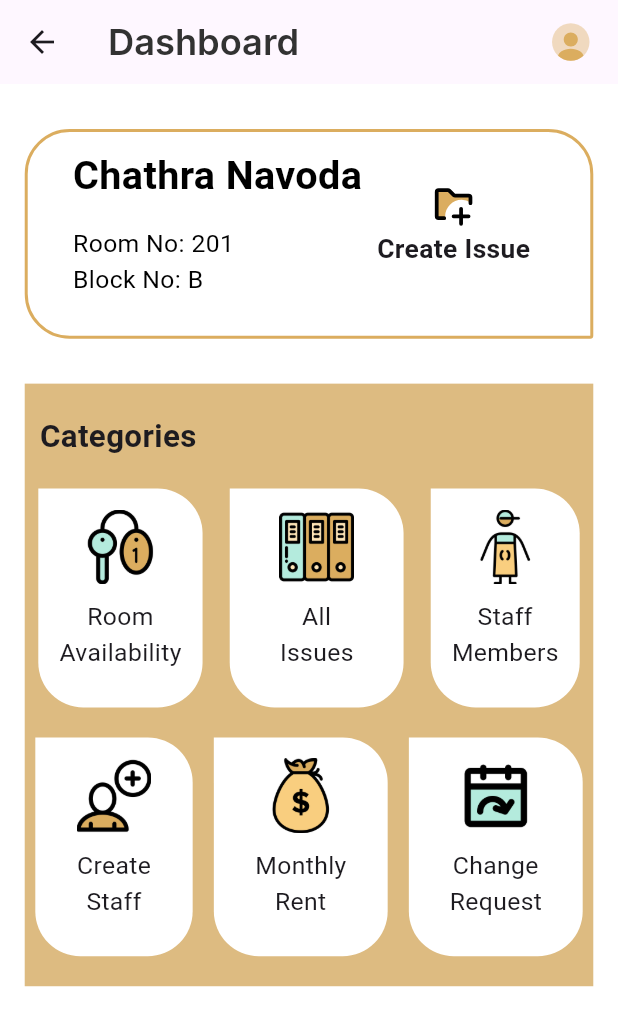
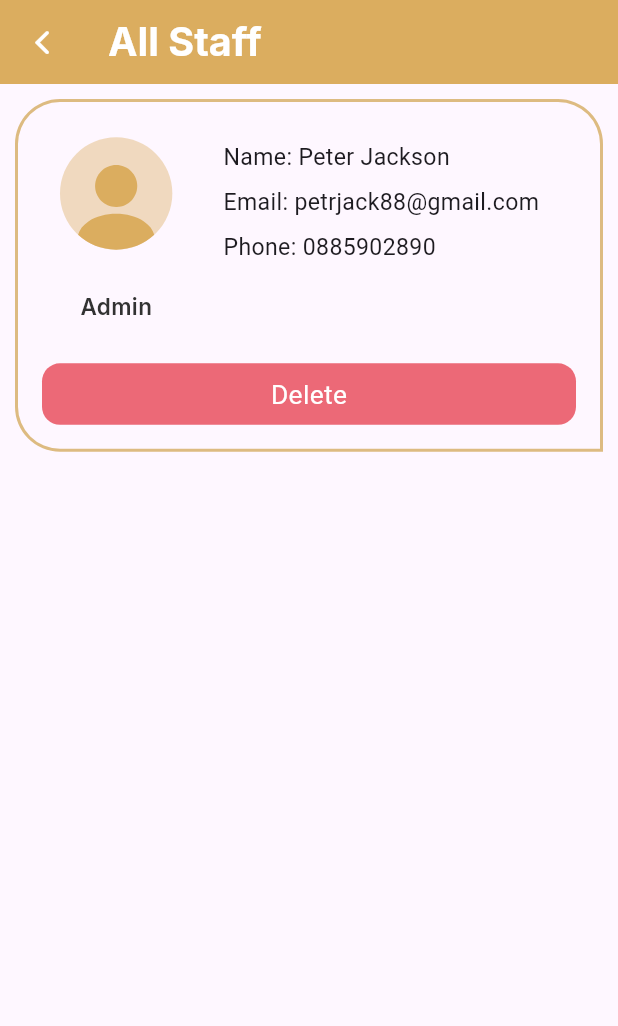
Before and after one commit to ChathraNavoda/LivingEase, a Flutter app: the HomeScreen screen opened directly, after a tap on an icon or button, on a phone screen of 412 x 824 dp. Shown: the top 1026 px of the screen. Run offline on Flutter 3.47's test engine with Material 3 defaults, Android fonts, the phone set to English and light mode, and no system bars; our stand-ins replace flutter_screenutil, flutter_svg, google_fonts.

Commit message:
Create staff member display

```diff
--- a/lib/features/admin/screens/create_staff_screen.dart
+++ b/lib/features/admin/screens/create_staff_screen.dart
@@ -52,8 +52,8 @@ class _CreateStaffScreenState extends State<CreateStaffScreen> {
                 const Center(
                   child: Image(
                     image: AssetImage(AppConstants.createStaff),
-                    height: 60,
-                    width: 60,
+                    height: 90,
+                    width: 90,
                   ),
                 ),
                 heightSpacer(10),
--- /dev/null
+++ b/lib/features/admin/screens/staff_display_screen.dart
@@ -0,0 +1,128 @@
+import 'package:flutter/material.dart';
+import 'package:flutter_screenutil/flutter_screenutil.dart';
+import 'package:flutter_svg/svg.dart';
+import 'package:livingease/common/app_bar.dart';
+import 'package:livingease/common/constant.dart';
+import 'package:livingease/common/spacing.dart';
+import 'package:livingease/theme/colors.dart';
+import 'package:livingease/theme/text_theme.dart';
+
+class StaffDisplayScreen extends StatefulWidget {
+  const StaffDisplayScreen({super.key});
+
+  @override
+  State<StaffDisplayScreen> createState() => _StaffDisplayScreenState();
+}
+
+class _StaffDisplayScreenState extends State<StaffDisplayScreen> {
+  @override
+  Widget build(BuildContext context) {
+    return Scaffold(
+      appBar: buildAppBar(context, "All Staff"),
+      body: Padding(
+        padding: const EdgeInsets.all(10.0),
+        child: GridView.builder(
+            gridDelegate: const SliverGridDelegateWithFixedCrossAxisCount(
+              crossAxisCount: 1,
+              childAspectRatio: 2 / 1.2,
+              crossAxisSpacing: 16.0,
+              mainAxisSpacing: 16,
+            ),
+            itemCount: 1,
+            itemBuilder: (context, index) {
+              return Container(
+                padding: const EdgeInsets.all(16),
+                decoration: const ShapeDecoration(
+                  shape: RoundedRectangleBorder(
+                    side: BorderSide(
+                      color: AppColors.kIndianYellowLight,
+                      width: 2,
+                    ),
+                    borderRadius: BorderRadius.only(
+                      topLeft: Radius.circular(30),
+                      topRight: Radius.circular(30),
+                      bottomLeft: Radius.circular(30),
+                    ),
+                  ),
+                ),
+                child: Column(
+                  children: [
+                    Expanded(
+                      child: Row(
+                        children: [
+                          Column(
+                            children: [
+                              SvgPicture.asset(
+                                AppConstants.profile,
+                                width: 90.w,
+                                height: 90.h,
+                              ),
+                              heightSpacer(20),
+                              Text(
+                                "Admin",
+                                style: AppTextTheme.kLabelStyle,
+                              )
+                            ],
+                          ),
+                          widthSpacer(20),
+                          Expanded(
+                            child: Column(
+                              crossAxisAlignment: CrossAxisAlignment.start,
+                              mainAxisAlignment: MainAxisAlignment.start,
+                              children: [
+                                heightSpacer(10),
+                                Text(
+                                  "Name: Peter Jackson",
+                                  style: TextStyle(fontSize: 14.sp),
+                                ),
+                                heightSpacer(8),
+                                Text(
+                                  "Email: petrjack88@gmail.com",
+                                  style: TextStyle(fontSize: 14.sp),
+                                ),
+                                heightSpacer(8),
+                                Text(
+                                  "Phone: 0885902890",
+                                  style: TextStyle(fontSize: 14.sp),
+                                ),
+                              ],
+                            ),
+                          )
+                        ],
+                      ),
+                    ),
+                    InkWell(
+                      onTap: () {},
+                      child: Container(
+                        padding: const EdgeInsets.symmetric(
+                          horizontal: 10,
+                          vertical: 8,
+                        ),
+                        width: double.maxFinite,
+                        decoration: BoxDecoration(
+                          color: const Color(0xffec6977),
+                          borderRadius: BorderRadius.circular(12.r),
+                        ),
+                        child: Row(
+                          mainAxisAlignment: MainAxisAlignment.center,
+                          crossAxisAlignment: CrossAxisAlignment.center,
+                          children: [
+                            Text(
+                              "Delete",
+                              style: TextStyle(
+                                fontSize: 16.sp,
+                                color: Colors.white,
+                              ),
+                            ),
+                          ],
+                        ),
+                      ),
+                    )
+                  ],
+                ),
+              );
+            }),
+      ),
+    );
+  }
+}
--- a/lib/features/auth/screens/login_screen.dart
+++ b/lib/features/auth/screens/login_screen.dart
@@ -96,9 +96,9 @@ class _LoginScreenState extends State<LoginScreen> {
                   buttonText: 'Login',
                   buttonColor: Colors.white,
                   onTap: () {
-                    // if (_formKey.currentState!.validate()) {
-                    //   print("Validated!");
-                    // }
+                    if (_formKey.currentState!.validate()) {
+                      print("Validated!");
+                    }
                     Navigator.push(
                       context,
                       MaterialPageRoute(
--- a/lib/features/home/screens/home_screen.dart
+++ b/lib/features/home/screens/home_screen.dart
@@ -4,6 +4,7 @@ import 'package:flutter_svg/flutter_svg.dart';
 import 'package:livingease/common/constant.dart';
 import 'package:livingease/common/spacing.dart';
 import 'package:livingease/features/admin/screens/create_staff_screen.dart';
+import 'package:livingease/features/admin/screens/staff_display_screen.dart';
 import 'package:livingease/features/home/widgets/category_card.dart';
 import 'package:livingease/features/tenants/screens/create_issue_screen.dart';
 import 'package:livingease/theme/colors.dart';
@@ -173,7 +174,14 @@ class _HomeScreenState extends State<HomeScreen> {
                         image: AppConstants.staffMember,
                         imageWidth: 50.0,
                         imageHeight: 50.0,
-                        onTap: () {},
+                        onTap: () {
+                          Navigator.push(
+                            context,
+                            MaterialPageRoute(
+                              builder: (context) => const StaffDisplayScreen(),
+                            ),
+                          );
+                        },
                       ),
                     ],
                   ),
--- a/lib/theme/text_theme.dart
+++ b/lib/theme/text_theme.dart
@@ -12,7 +12,7 @@ class AppTextTheme {
   static TextStyle kLabelStyle = GoogleFonts.inter(
     color: AppColors.kSecondaryColor,
     fontWeight: FontWeight.w600,
-    fontSize: 12,
+    fontSize: 15,
   );
 
   static TextStyle kPrimaryStyle = GoogleFonts.inter(
```
